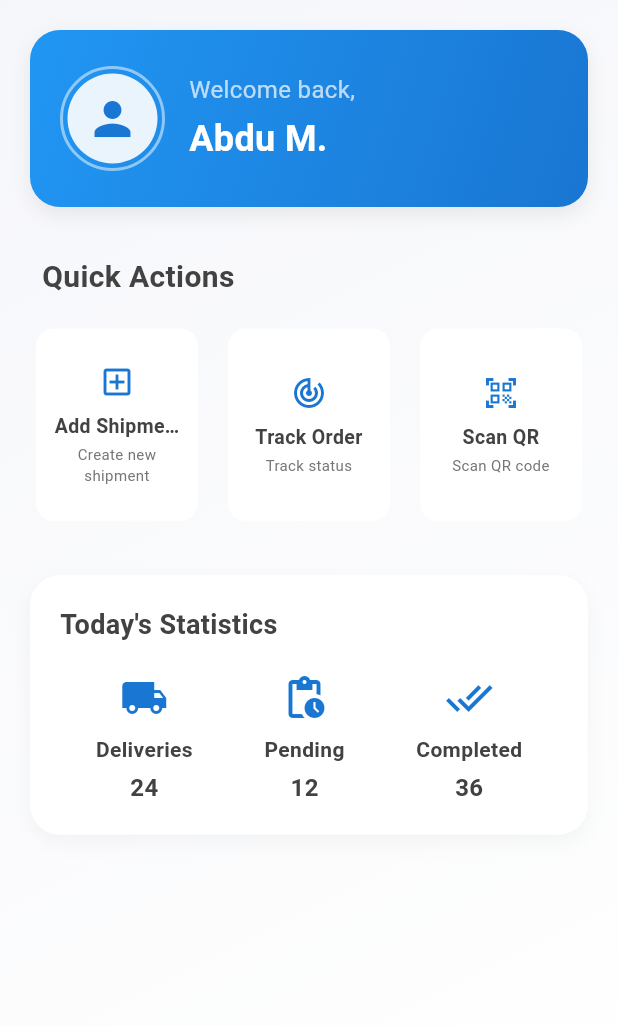
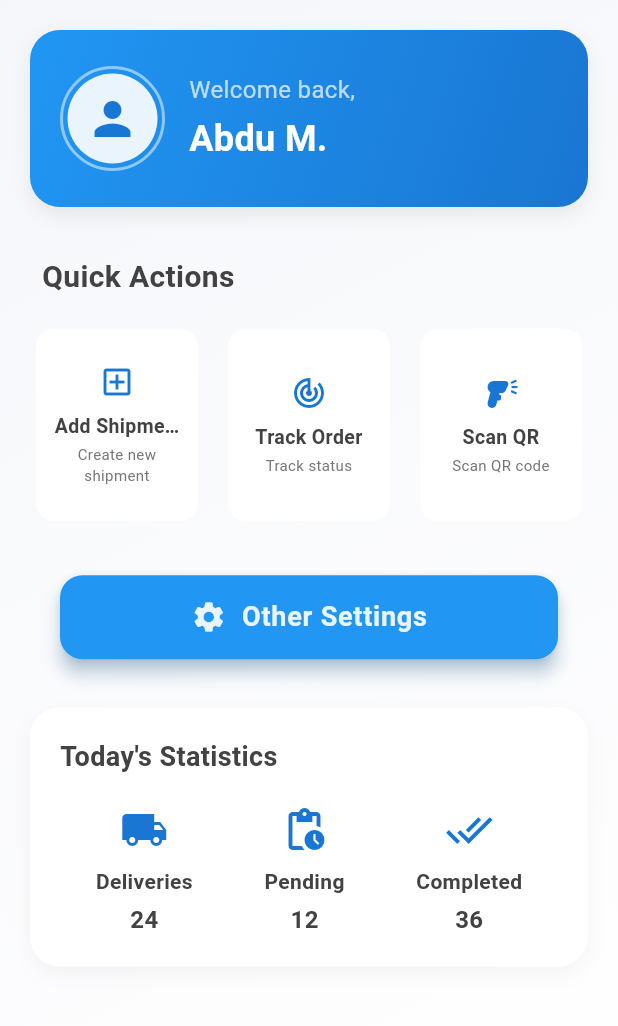
Before and after one commit to AbdulsemedM/Courier-App, a Flutter app: the HomeScreen screen opened directly, on a phone screen of 412 x 824 dp, the part 84-1110 px from its top. Run offline on Flutter 3.47's test engine with Material 3 defaults, Android fonts, the phone set to English and light mode, and no system bars; our stand-ins replace bottom_navy_bar, flutter_bloc, flutter_secure_storage, lottie, permission_handler, shared_preferences and 1 more; missing offline and left inert: mobile_scanner; accounts and stored records are empty.

Commit message:
options changed to home screen

```diff
--- a/lib/features/applications/presentation/widgets/application_widget.dart
+++ b/lib/features/applications/presentation/widgets/application_widget.dart
@@ -1,6 +1,6 @@
 import 'package:courier_app/features/comming_soon/coming_soon_screen.dart';
 import 'package:courier_app/features/miles_configuration/presentation/screens/miles_configuration_screen.dart';
-import 'package:courier_app/features/other_settings/presentation/screens/options_screen.dart';
+// import 'package:courier_app/features/other_settings/presentation/screens/options_screen.dart';
 import 'package:courier_app/features/shipment/presentation/screens/shipments_screen.dart';
 import 'package:courier_app/features/shipment_invoice/presentation/screens/shipment_invoice_screen.dart';
 import 'package:courier_app/features/track_shipment/presentation/screens/track_shipment_screen.dart';
@@ -198,11 +198,11 @@ final List<MenuOption> defaultMenuOptions = [
     color: Colors.teal,
     screen: ComingSoonScreen(),
   ),
-  const MenuOption(
-    title: 'Other Settings',
-    subtitle: 'Get help',
-    icon: Icons.settings,
-    color: Colors.teal,
-    screen: OptionsScreen(),
-  ),
+  // const MenuOption(
+  //   title: 'Other Settings',
+  //   subtitle: 'Get help',
+  //   icon: Icons.settings,
+  //   color: Colors.teal,
+  //   screen: OptionsScreen(),
+  // ),
 ];
--- a/lib/features/home_screen/presentation/screen/home_screen.dart
+++ b/lib/features/home_screen/presentation/screen/home_screen.dart
@@ -1,5 +1,6 @@
 import 'package:courier_app/features/add_shipment/presentation/screens/add_shipment_screen.dart';
 import 'package:courier_app/features/barcode_reader/presentation/screen/barcode_reader_screen.dart';
+import 'package:courier_app/features/other_settings/presentation/screens/options_screen.dart';
 import 'package:courier_app/features/track_order/presentation/screens/track_order_screen.dart';
 import 'package:flutter/material.dart';
 import 'package:provider/provider.dart';
@@ -198,7 +199,7 @@ class _HomeScreenState extends State<HomeScreen> {
                   ),
                   HomeWidgets.buildEnhancedActionCard(
                     context: context,
-                    icon: Icons.qr_code_scanner,
+                    icon: Icons.barcode_reader,
                     label: 'Scan QR',
                     description: 'Scan QR code',
                     onTap: () => Navigator.push(
@@ -224,6 +225,50 @@ class _HomeScreenState extends State<HomeScreen> {
                   //   isDarkMode: isDarkMode,
                   // ),
                 ],
+              ),
+              const SizedBox(height: 32),
+              Container(
+                width: double.infinity,
+                margin: const EdgeInsets.symmetric(horizontal: 20),
+                child: ElevatedButton(
+                  onPressed: () {
+                    Navigator.push(
+                        context,
+                        MaterialPageRoute(
+                            builder: (context) => const OptionsScreen()));
+                  },
+                  style: ElevatedButton.styleFrom(
+                    padding: const EdgeInsets.symmetric(vertical: 15),
+                    backgroundColor:
+                        isDarkMode ? Colors.blue[700] : Colors.blue,
+                    foregroundColor: Colors.white,
+                    shape: RoundedRectangleBorder(
+                      borderRadius: BorderRadius.circular(15),
+                    ),
+                    elevation: 5,
+                    shadowColor: isDarkMode ? Colors.black54 : Colors.blue[200],
+                  ),
+                  child: Row(
+                    mainAxisAlignment: MainAxisAlignment.center,
+                    children: [
+                      Icon(
+                        Icons.settings,
+                        size: 24,
+                        color: Colors.white.withOpacity(0.9),
+                      ),
+                      const SizedBox(width: 10),
+                      Text(
+                        'Other Settings',
+                        style: TextStyle(
+                          fontSize: 18,
+                          fontWeight: FontWeight.bold,
+                          letterSpacing: 0.5,
+                          color: Colors.white.withOpacity(0.9),
+                        ),
+                      ),
+                    ],
+                  ),
+                ),
               ),
               const SizedBox(height: 32),
 
```
